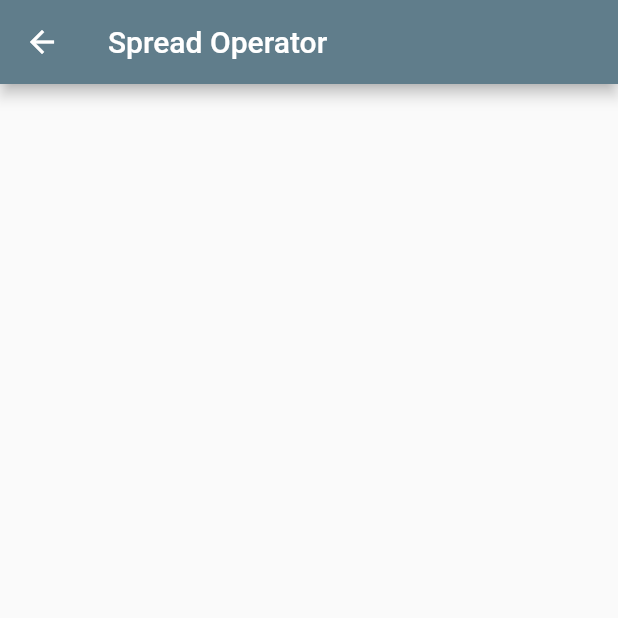
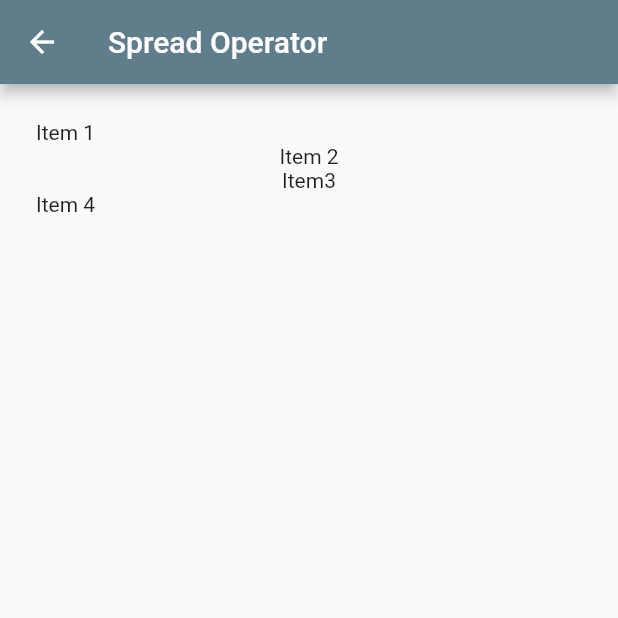
Before and after one commit to rstkey/top_listview_widgets, a Flutter app: the SpreadOperatorPage screen opened directly, on a phone screen of 412 x 824 dp, the top half of it. Run offline on Flutter 3.47's test engine with Material 2 defaults, Android fonts, the phone set to English and light mode, and no system bars.

Commit message:
Update spread_operator.dart

```diff
--- a/lib/src/pages/spread_operator.dart
+++ b/lib/src/pages/spread_operator.dart
@@ -1,14 +1,31 @@
 import 'package:flutter/material.dart';
 
-class SpreadOperatorPage extends StatelessWidget {
+class SpreadOperatorPage extends StatefulWidget {
   const SpreadOperatorPage({Key? key, required this.title}) : super(key: key);
   final String title;
+
+  @override
+  State<SpreadOperatorPage> createState() => _SpreadOperatorPageState();
+}
+
+class _SpreadOperatorPageState extends State<SpreadOperatorPage> {
+  final items=const[Text('Item 2'),Text('Item3')];
 
   @override
   Widget build(BuildContext context) {
     return Scaffold(
       appBar: AppBar(
-        title: Text(title),
+        title: Text(widget.title),
+      ),
+      body: Center(
+        child: ListView(
+          padding: const EdgeInsets.all(24),
+          children: [
+            const Text('Item 1'),
+            Column(children: items,),
+            const Text('Item 4'),
+          ],
+        ),
       ),
     );
   }
```
